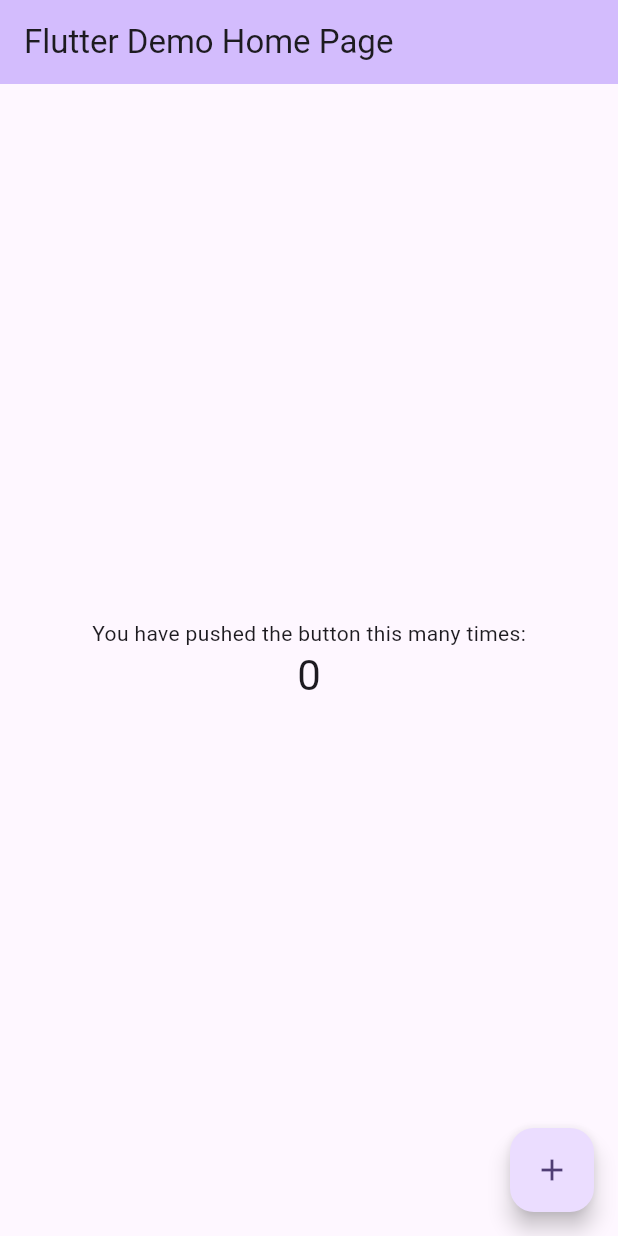
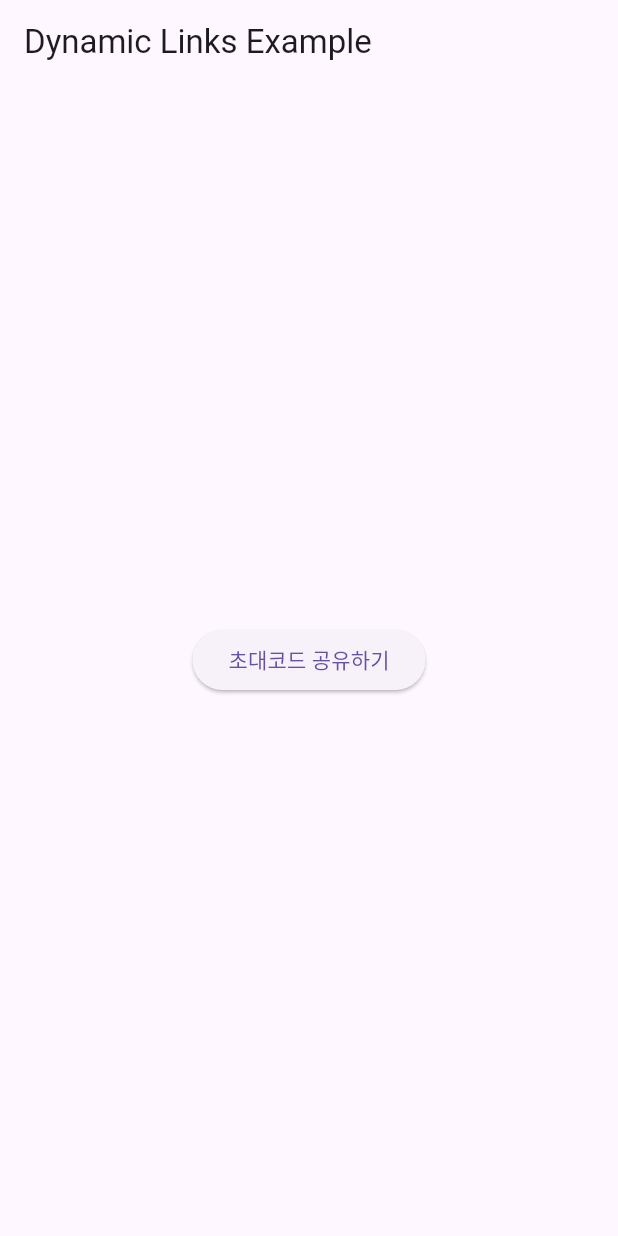
Before and after one commit to heosujinnn/Dynamic-Link, a Flutter app: the screen it shows after launch, on a phone screen of 412 x 824 dp. Run offline on Flutter 3.47's test engine with Material 3 defaults, Android fonts, the phone set to English and light mode, and no system bars; our stand-ins replace firebase_core, firebase_dynamic_links; missing offline and left inert: kakao_flutter_sdk_share; accounts and stored records are empty.

Commit message:
[feat] 카카오톡 다이나믹 링크 구현 test

```diff
--- /dev/null
+++ b/lib/invite_screen.dart
@@ -0,0 +1,87 @@
+import 'dart:async';
+import 'package:firebase_dynamic_links/firebase_dynamic_links.dart';
+import 'package:flutter/material.dart';
+import 'package:kakao_flutter_sdk_share/kakao_flutter_sdk_share.dart';
+
+import 'kakao_message.dart';
+
+class InviteScreen extends StatefulWidget {
+  const InviteScreen({super.key});
+
+  @override
+  State<StatefulWidget> createState() => _InviteScreenState();
+}
+
+class _InviteScreenState extends State<InviteScreen> {
+  @override
+  void initState() {
+    super.initState();
+  }
+
+  Future<ShortDynamicLink?> _createDynamicLink() async {
+    final dynamicLinkParams = DynamicLinkParameters(
+      link:
+      Uri.parse("https://soojin.page.link/invite?code=12345"),
+      uriPrefix: "https://soojin.page.link",
+      androidParameters: const AndroidParameters(
+          packageName: "com.soojin.meongbti"),
+      iosParameters: const IOSParameters(bundleId: "com.example.app.ios"),
+    );
+    try {
+      final dynamicLink =
+      await FirebaseDynamicLinks.instance.buildShortLink(dynamicLinkParams);
+      return dynamicLink;
+    } catch (e) {
+      print("다이나믹링크 생성 error : $e");
+    }
+    return null;
+  }
+
+  @override
+  Widget build(BuildContext context) {
+    return Material(
+      child: Scaffold(
+        appBar: AppBar(
+          title: const Text('Dynamic Links Example'),
+        ),
+        body: Builder(
+          builder: (BuildContext context) {
+            return Center(
+              child: ElevatedButton(
+                onPressed: () async => tapLink(),
+                child: const Text('초대코드 공유하기'),
+              ),
+            );
+          },
+        ),
+      ),
+    );
+  }
+
+  Future<void> tapLink() async {
+    final link = await _createDynamicLink();
+    if (link == null) return;
+    // 카카오톡 실행 가능 여부 확인
+    bool isKakaoTalkSharingAvailable =
+    await ShareClient.instance.isKakaoTalkSharingAvailable();
+
+    if (isKakaoTalkSharingAvailable) {
+      try {
+        Uri uri = await ShareClient.instance.shareDefault(
+            template: KakaoMessageTemplate().toDefaultFeed(link.shortUrl));
+        await ShareClient.instance.launchKakaoTalk(uri);
+        print('카카오톡 공유 완료');
+      } catch (error) {
+        print('카카오톡 공유 실패 $error');
+      }
+    } else {
+      try {
+        Uri shareUrl = await WebSharerClient.instance.makeDefaultUrl(
+            template: KakaoMessageTemplate().toDefaultFeed(link.shortUrl));
+        await launchBrowserTab(shareUrl, popupOpen: true);
+      } catch (error) {
+        print('카카오톡 공유 실패 $error');
+      }
+    }
+  }
+}
--- a/lib/main.dart
+++ b/lib/main.dart
@@ -1,6 +1,54 @@
+import 'package:firebase_core/firebase_core.dart';
+import 'package:firebase_dynamic_links/firebase_dynamic_links.dart';
 import 'package:flutter/material.dart';
+import 'package:meongbti/invite_screen.dart';
+import 'dynamic_link.dart';
+import 'firebase_options.dart';
 
-void main() {
+// void main() async {
+//   WidgetsFlutterBinding.ensureInitialized();
+//   await Firebase.initializeApp(
+//     options: DefaultFirebaseOptions.currentPlatform,
+//   );
+//
+//   if (FirebaseDynamicLinks.instance == null) {
+//     print("Firebase Dynamic Links is not initialized");
+//   } else {
+//     print("Firebase Dynamic Links is initialized");
+//     createAndPrintDynamicLink();
+//   }
+//
+//   runApp(const MyApp());
+// }
+// void createAndPrintDynamicLink() async {
+//   String _yourPackageName = "com.soojin.meongbti"; // Android 앱의 패키지 이름 설정
+//
+//   DynamicLinkParameters dynamicLinkParams = DynamicLinkParameters(
+//     uriPrefix: "https://soojin.page.link",
+//     link: Uri.parse("https://soojin.page.link/test"),
+//     androidParameters: AndroidParameters(
+//       packageName: _yourPackageName,
+//       minimumVersion: 0, // 최소 버전 설정
+//     ),
+//   );
+//
+//   try {
+//     ShortDynamicLink dynamicLink = await FirebaseDynamicLinks.instance.buildShortLink(dynamicLinkParams);
+//     String url = dynamicLink.shortUrl.toString();
+//     print(url);
+//   } catch (e) {
+//     print("Error generating dynamic link: $e");
+//   }
+// }
+
+void main() async {
+  WidgetsFlutterBinding.ensureInitialized();
+  await Firebase.initializeApp(
+    options: DefaultFirebaseOptions.currentPlatform,
+  );
+
+  InitService.init();
+
   runApp(const MyApp());
 }
 
@@ -11,115 +59,12 @@ class MyApp extends StatelessWidget {
   @override
   Widget build(BuildContext context) {
     return MaterialApp(
-      title: 'Flutter Demo',
-      theme: ThemeData(
-        // This is the theme of your application.
-        //
-        // TRY THIS: Try running your application with "flutter run". You'll see
-        // the application has a blue toolbar. Then, without quitting the app,
-        // try changing the seedColor in the colorScheme below to Colors.green
-        // and then invoke "hot reload" (save your changes or press the "hot
-        // reload" button in a Flutter-supported IDE, or press "r" if you used
-        // the command line to start the app).
-        //
-        // Notice that the counter didn't reset back to zero; the application
-        // state is not lost during the reload. To reset the state, use hot
-        // restart instead.
-        //
-        // This works for code too, not just values: Most code changes can be
-        // tested with just a hot reload.
-        colorScheme: ColorScheme.fromSeed(seedColor: Colors.deepPurple),
-        useMaterial3: true,
-      ),
-      home: const MyHomePage(title: 'Flutter Demo Home Page'),
+      debugShowCheckedModeBanner: false,
+      title: 'MeongBTI',
+      initialRoute: '/',
+      routes: {
+        '/':(context)=>InviteScreen(),
+      },
     );
   }
 }
-
-class MyHomePage extends StatefulWidget {
-  const MyHomePage({super.key, required this.title});
-
-  // This widget is the home page of your application. It is stateful, meaning
-  // that it has a State object (defined below) that contains fields that affect
-  // how it looks.
-
-  // This class is the configuration for the state. It holds the values (in this
-  // case the title) provided by the parent (in this case the App widget) and
-  // used by the build method of the State. Fields in a Widget subclass are
-  // always marked "final".
-
-  final String title;
-
-  @override
-  State<MyHomePage> createState() => _MyHomePageState();
-}
-
-class _MyHomePageState extends State<MyHomePage> {
-  int _counter = 0;
-
-  void _incrementCounter() {
-    setState(() {
-      // This call to setState tells the Flutter framework that something has
-      // changed in this State, which causes it to rerun the build method below
-      // so that the display can reflect the updated values. If we changed
-      // _counter without calling setState(), then the build method would not be
-      // called again, and so nothing would appear to happen.
-      _counter++;
-    });
-  }
-
-  @override
-  Widget build(BuildContext context) {
-    // This method is rerun every time setState is called, for instance as done
-    // by the _incrementCounter method above.
-    //
-    // The Flutter framework has been optimized to make rerunning build methods
-    // fast, so that you can just rebuild anything that needs updating rather
-    // than having to individually change instances of widgets.
-    return Scaffold(
-      appBar: AppBar(
-        // TRY THIS: Try changing the color here to a specific color (to
-        // Colors.amber, perhaps?) and trigger a hot reload to see the AppBar
-        // change color while the other colors stay the same.
-        backgroundColor: Theme.of(context).colorScheme.inversePrimary,
-        // Here we take the value from the MyHomePage object that was created by
-        // the App.build method, and use it to set our appbar title.
-        title: Text(widget.title),
-      ),
-      body: Center(
-        // Center is a layout widget. It takes a single child and positions it
-        // in the middle of the parent.
-        child: Column(
-          // Column is also a layout widget. It takes a list of children and
-          // arranges them vertically. By default, it sizes itself to fit its
-          // children horizontally, and tries to be as tall as its parent.
-          //
-          // Column has various properties to control how it sizes itself and
-          // how it positions its children. Here we use mainAxisAlignment to
-          // center the children vertically; the main axis here is the vertical
-          // axis because Columns are vertical (the cross axis would be
-          // horizontal).
-          //
-          // TRY THIS: Invoke "debug painting" (choose the "Toggle Debug Paint"
-          // action in the IDE, or press "p" in the console), to see the
-          // wireframe for each widget.
-          mainAxisAlignment: MainAxisAlignment.center,
-          children: <Widget>[
-            const Text(
-              'You have pushed the button this many times:',
-            ),
-            Text(
-              '$_counter',
-              style: Theme.of(context).textTheme.headlineMedium,
-            ),
-          ],
-        ),
-      ),
-      floatingActionButton: FloatingActionButton(
-        onPressed: _incrementCounter,
-        tooltip: 'Increment',
-        child: const Icon(Icons.add),
-      ), // This trailing comma makes auto-formatting nicer for build methods.
-    );
-  }
-}
```
Also changed, not shown: lib/dynamic_link.dart (added, +34 -0 lines), lib/kakao_message.dart (added, +28 -0 lines), pubspec.yaml (+3 -70 lines), pubspec.lock, 3 other files.
